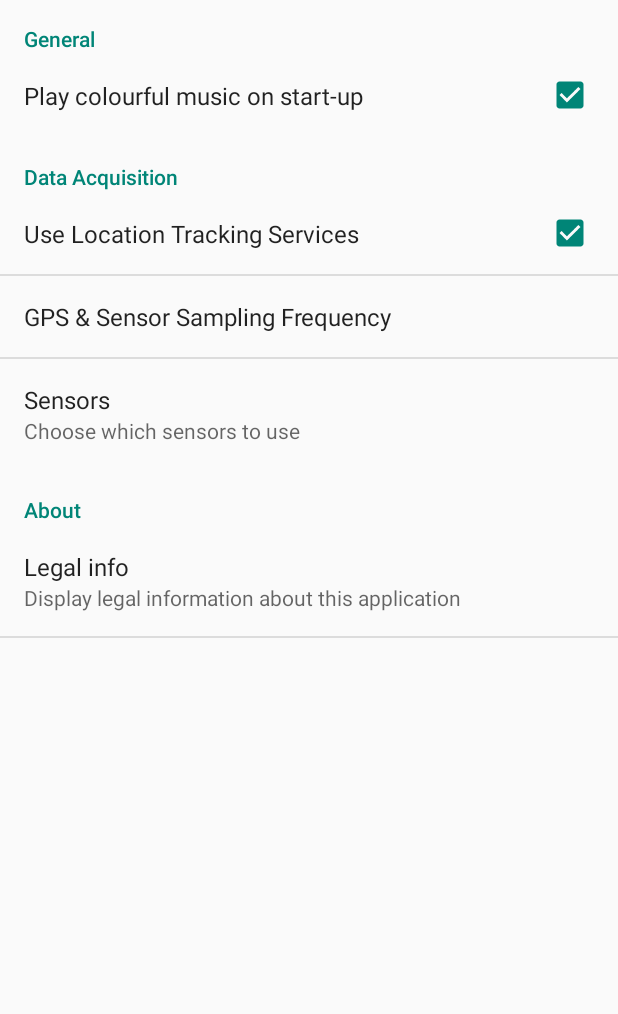
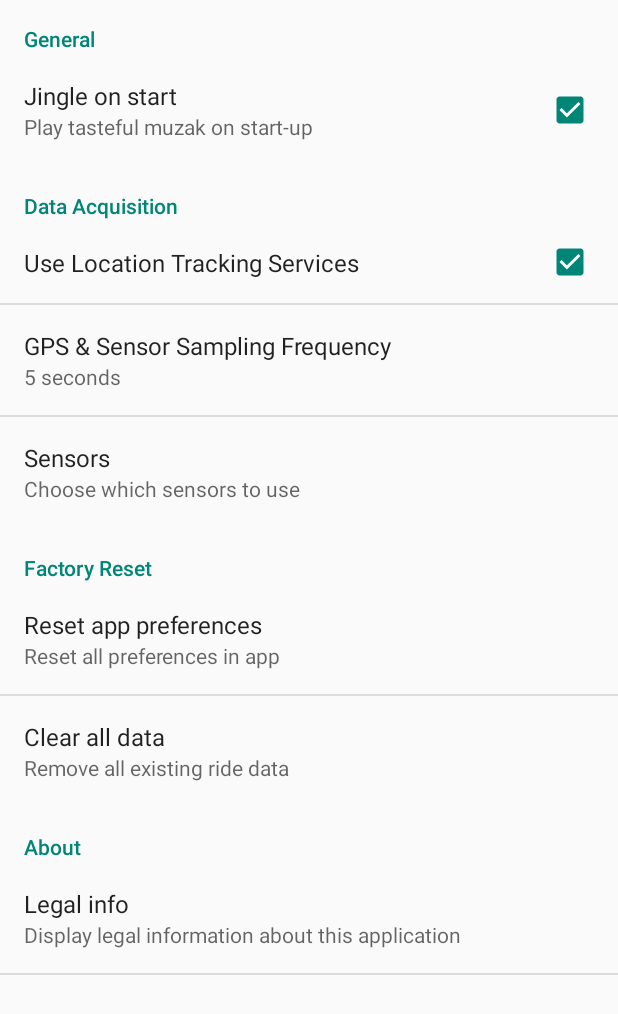
Before and after one commit to ehigham/RideOut, an Android app: the SettingsActivity screen opened directly, with no data from a screen before it, on a phone screen of 412 x 824 dp. Shown: the top 1014 px of the screen. Run offline under Robolectric (Android 15) with nearby library versions, the light colour scheme and no system bars.

Commit message:
Preferences: -> Things work other than bloody dialogs -> I hate dialogs Things I have discovered about myself: -> I hate UI dev

```diff
--- a/app/src/main/java/com/opentt/rideout/DataAcquisitionService.java
+++ b/app/src/main/java/com/opentt/rideout/DataAcquisitionService.java
@@ -277,6 +277,10 @@ public class DataAcquisitionService extends Service implements GoogleApiClient.C
         mRequestingHardwareSensors = preferences
                 .getBoolean(SettingsActivity.PREF_KEY_USE_LOCATION_SERVICES, true);
 
+        UPDATE_INTERVAL_IN_MILLISECONDS = preferences
+                .getInt(SettingsActivity.PREF_KEY_SAMPLE_FREQUENCY,5)*1000;
+
+        FASTEST_UPDATE_INTERVAL_IN_MILLISECONDS = UPDATE_INTERVAL_IN_MILLISECONDS/2;
     }
 
     /**
--- a/app/src/main/java/com/opentt/rideout/SettingsActivity.java
+++ b/app/src/main/java/com/opentt/rideout/SettingsActivity.java
@@ -16,25 +16,23 @@
 
 package com.opentt.rideout;
 
-import android.content.Context;
-import android.content.Intent;
+import android.app.AlertDialog;
+import android.content.DialogInterface;
 import android.content.SharedPreferences;
+import android.preference.Preference;
 import android.os.Bundle;
-import android.preference.DialogPreference;
-import android.preference.Preference;
 import android.preference.PreferenceActivity;
 import android.preference.PreferenceFragment;
 import android.preference.PreferenceManager;
+import android.preference.SwitchPreference;
+import android.util.Log;
+import android.widget.Toast;
 
-import android.util.AttributeSet;
-import android.util.Log;
-import android.view.MenuItem;
 
 public class SettingsActivity extends PreferenceActivity implements
-        Preference.OnPreferenceClickListener {
+        SharedPreferences.OnSharedPreferenceChangeListener {
 
     private static final String TAG = "Settings";
-    public static final String KEY_PREF_SAMPLE_FREQUENCY = "pref_sample_frequency";
     public static SharedPreferences mSharedPreferences;
 
     /**
@@ -45,7 +43,7 @@ public class SettingsActivity extends PreferenceActivity implements
     public static final String PREF_KEY_SAMPLE_FREQUENCY  = "pref_key_sample_frequency";
     public static final String PREF_KEY_ENABLE_LINEAR_ACCELEROMETERS = "pref_key_enable_linear_accelerometers";
     public static final String PREF_KEY_ENABLE_GYROS  = "pref_key_enable_gyros";
-    public static final String PREF_KEY_FACTORY_RESET  = "pref_key_factory_reset";
+    public static final String PREF_KEY_RESET_PREFERENCES  = "pref_key_reset_preferences";
     public static final String PREF_KEY_LEGAL_INFO  = "pref_key_legal_info";
 
 
@@ -59,16 +57,51 @@ public class SettingsActivity extends PreferenceActivity implements
                 .commit();
 
         mSharedPreferences = PreferenceManager.getDefaultSharedPreferences(this);
+        mSharedPreferences.registerOnSharedPreferenceChangeListener(this);
 
     }
 
-    public boolean onPreferenceClick(Preference preference) {
-        switch ( preference.getKey() ) {
-            case PREF_KEY_LEGAL_INFO:
-                startActivity(preference.getIntent());
-                return true;
+    @Override
+    public void onSharedPreferenceChanged(SharedPreferences sharedPreferences, String key) {
+
+        if ( key.equals(PREF_KEY_RESET_PREFERENCES) ){
+            final Preference pref = findPreference(PREF_KEY_RESET_PREFERENCES);
+            AlertDialog.Builder builder = new AlertDialog.Builder(getApplicationContext());
+            builder.setTitle(R.string.pref_reset_preferences);
+            builder.setMessage(R.string.pref_reset_data_dialog);
+            builder.setCancelable(true);
+
+            builder.setPositiveButton("Confirm", new DialogInterface.OnClickListener() {
+                @Override
+                public void onClick(DialogInterface dialog, int which) {
+                    Log.i(TAG, "Resetting Things");
+                    //TODO: Reset settings
+                    Toast.makeText(getApplicationContext(),"Preferences Reset!", Toast.LENGTH_SHORT).show();
+                }
+            });
+
+            builder.setNegativeButton("Cancel", new DialogInterface.OnClickListener() {
+                @Override
+                public void onClick(DialogInterface dialog, int which){
+                    dialog.cancel();
+                }
+            });
+
+            AlertDialog alert = builder.create();
+            alert.show();
         }
-        return false;
+    }
+
+    @Override
+    protected void onResume() {
+        super.onResume();
+        mSharedPreferences.registerOnSharedPreferenceChangeListener(this);
+    }
+
+    @Override
+    protected void onPause() {
+        super.onPause();
+        mSharedPreferences.unregisterOnSharedPreferenceChangeListener(this);
     }
 
     public static class SettingsFragment extends PreferenceFragment {
@@ -82,27 +115,4 @@ public class SettingsActivity extends PreferenceActivity implements
 
         }
     }
-
-
-    /**
-     * The mDialogPreference will display a dialog, and will persist the
-     * <code>true</code> when pressing the positive button and <code>false</code>
-     * otherwise. It will persist to the android:key specified in xml-preference.
-     */
-    public class CustomDialogPreference extends DialogPreference {
-
-        public CustomDialogPreference(Context context, AttributeSet attributeSet) {
-            super(context, attributeSet);
-        }
-
-        @Override
-        protected void onDialogClosed(boolean positiveResult) {
-            super.onDialogClosed(positiveResult);
-            persistBoolean(positiveResult);
-        }
-    }
-
-    public void onFactoryReset(){
-
-    }
 }
--- a/app/src/main/res/values/strings_preferences.xml
+++ b/app/src/main/res/values/strings_preferences.xml
@@ -6,7 +6,8 @@
     <string name="pref_general">General</string>
 
     <!-- Strings related to Splash Settings -->
-    <string name="splash_sound">Play colourful music on start-up</string>
+    <string name="splash_sound">Jingle on start</string>
+    <string name="splash_sound_summary">Play tasteful muzak on start-up</string>
 
 
     <!-- Data Acquisition -->
@@ -28,11 +29,14 @@
     <string name="play_services_not_installed">Google Play services is not installed on this device.</string>
 
     <string name="pref_reset">Reset Settings</string>
-    <string name="pref_reset_data">Reset App</string>
-    <string name="pref_reset_data_description">Reset all settings and data in app</string>
-    <string name="pref_reset_dialog">Confirm factory reset.
-        Warning: all data and settings will be removed.
+    <string name="pref_reset_preferences">Reset app preferences</string>
+    <string name="pref_reset_preferences_summary">Reset all preferences in app</string>
+    <string name="pref_reset_data_dialog">Confirm factory reset.
+        Warning: all data will be removed.
         This cannot be undone.</string>
+
+    <string name="pref_clear_data">Clear all data</string>
+    <string name="pref_clear_data_summary">Remove all existing ride data</string>
 
     <!-- About -->
     <string name="pref_about">About</string>
--- a/app/src/main/res/xml/preferences.xml
+++ b/app/src/main/res/xml/preferences.xml
@@ -20,6 +20,7 @@ limitations under the License.
     <CheckBoxPreference
         android:key="pref_key_splash_sound"
         android:title="@string/splash_sound"
+        android:summary="@string/splash_sound_summary"
         android:defaultValue="true" />
 
     </PreferenceCategory>
@@ -36,6 +37,7 @@ limitations under the License.
         <ListPreference
             android:key="pref_key_sample_frequency"
             android:title="@string/pref_sample_frequency"
+            android:summary="%s"
             android:defaultValue="@string/pref_sample_frequency_default"
             android:entries="@array/pref_sample_frequency_titles"
             android:entryValues="@array/pref_sample_frequency_values"
@@ -61,20 +63,20 @@ limitations under the License.
         </PreferenceScreen>
     </PreferenceCategory>
 
-<!--    <PreferenceCategory
+   <PreferenceCategory
         android:title="Factory Reset" >
-        <com.opentt.rideout.SettingsActivity.CustomDialogPreference
-            android:key="pref_key_factory_reset"
-            android:title="@string/pref_reset_data"
-            android:summary="Reset all data and settings"
-            android:dialogMessage="@string/pref_reset_dialog"
-            android:positiveButtonText="Confirm Factory Reset"
-            android:negativeButtonText="Cancel" />
-    </PreferenceCategory>-->
+       <Preference
+            android:key="pref_key_reset_preferences"
+            android:title="@string/pref_reset_preferences"
+            android:summary="@string/pref_reset_preferences_summary" />
+       <Preference
+           android:key="pref_key_clear_data"
+           android:title="@string/pref_clear_data"
+           android:summary="@string/pref_clear_data_summary" />
+    </PreferenceCategory>
 
     <PreferenceCategory
         android:title="@string/pref_about" >
-
         <Preference
             android:title="@string/pref_legal_info"
             android:key="key_legal_info"
```
